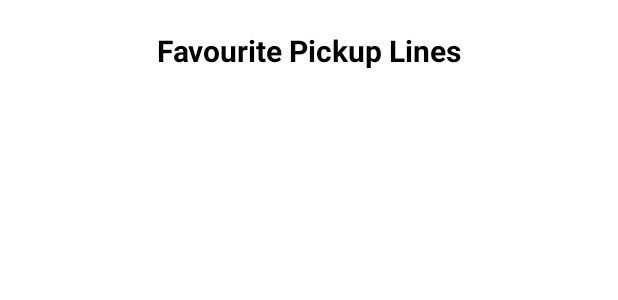
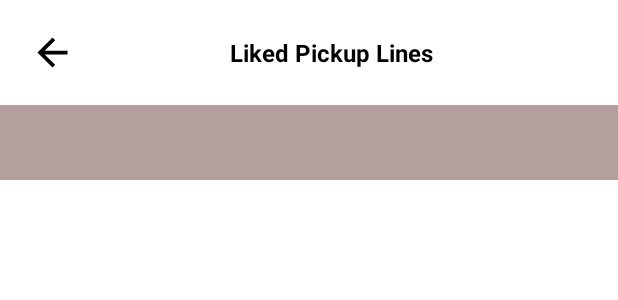
Before and after one commit to GmdDev074/Pickup-Lines, an Android app: the layout activity_like.xml on its own in the app's theme, with its tools: preview values and no code run, on a phone screen of 412 x 824 dp. Shown: the top 300 px of the screen. Run offline under Robolectric (Android 15) with nearby library versions, the phone set to English and light mode, and no system bars.

Commit message:
save, like, share, copy, unlike

```diff
--- a/app/src/main/res/layout/activity_like.xml
+++ b/app/src/main/res/layout/activity_like.xml
@@ -2,26 +2,85 @@
 <androidx.constraintlayout.widget.ConstraintLayout xmlns:android="http://schemas.android.com/apk/res/android"
     xmlns:app="http://schemas.android.com/apk/res-auto"
     xmlns:tools="http://schemas.android.com/tools"
+    xmlns:ads="http://schemas.android.com/apk/res-auto"
     android:id="@+id/main"
     android:layout_width="match_parent"
     android:layout_height="match_parent"
     android:background="@color/white"
     tools:context=".Activities.LikeActivity">
 
-    <TextView
-        android:id="@+id/textView2"
+    <androidx.constraintlayout.widget.ConstraintLayout
+        android:id="@+id/constraintLayout2"
         android:layout_width="match_parent"
         android:layout_height="wrap_content"
-        android:gravity="center_horizontal"
-        android:padding="20dp"
-        android:text="Favourite Pickup Lines"
-        android:textColor="@color/black"
-        android:textSize="20sp"
-        android:textStyle="bold"
+        android:paddingHorizontal="20dp"
+        android:paddingVertical="20dp"
+        app:layout_constraintTop_toTopOf="parent">
+
+        <ImageView
+            android:id="@+id/imageBack1"
+            android:layout_width="30dp"
+            android:layout_height="30dp"
+            android:src="@drawable/arr_back"
+            app:layout_constraintBottom_toBottomOf="parent"
+            app:layout_constraintStart_toStartOf="parent"
+            app:layout_constraintTop_toTopOf="parent" />
+
+        <TextView
+            android:id="@+id/typeText"
+            android:layout_width="wrap_content"
+            android:layout_height="wrap_content"
+            android:text="Liked Pickup Lines"
+            android:textColor="@color/black"
+            android:textSize="16sp"
+            android:textStyle="bold"
+            app:layout_constraintBottom_toBottomOf="parent"
+            app:layout_constraintEnd_toEndOf="parent"
+            app:layout_constraintStart_toEndOf="@+id/imageBack1"
+            app:layout_constraintTop_toTopOf="parent"
+            tools:ignore="HardcodedText" />
+
+    </androidx.constraintlayout.widget.ConstraintLayout>
+
+    <androidx.constraintlayout.widget.ConstraintLayout
+        android:id="@+id/constraintLayout4"
+        android:layout_width="match_parent"
+        android:layout_height="wrap_content"
         app:layout_constraintEnd_toEndOf="parent"
         app:layout_constraintStart_toStartOf="parent"
-        app:layout_constraintTop_toTopOf="parent"
-        tools:ignore="HardcodedText" />
+        app:layout_constraintTop_toBottomOf="@+id/constraintLayout2">
+
+        <com.facebook.shimmer.ShimmerFrameLayout
+            android:id="@+id/shimmer_ad_container"
+            android:layout_width="match_parent"
+            android:layout_height="50dp"
+            app:layout_constraintBottom_toBottomOf="parent"
+            app:layout_constraintEnd_toEndOf="parent"
+            app:layout_constraintStart_toStartOf="parent"
+            app:layout_constraintTop_toTopOf="parent"
+            app:shimmer_auto_start="true"
+            app:shimmer_duration="1500">
+
+            <View
+                android:id="@+id/shimmer_placeholder"
+                android:layout_width="match_parent"
+                android:layout_height="wrap_content"
+                android:background="@color/shimmer_placeholder_color" />
+        </com.facebook.shimmer.ShimmerFrameLayout>
+
+        <com.google.android.gms.ads.AdView
+            android:id="@+id/adView"
+            android:layout_width="match_parent"
+            android:layout_height="wrap_content"
+            android:visibility="visible"
+            ads:adSize="BANNER"
+            ads:adUnitId="ca-app-pub-3940256099942544/6300978111"
+            app:layout_constraintBottom_toBottomOf="@+id/shimmer_ad_container"
+            app:layout_constraintEnd_toEndOf="parent"
+            app:layout_constraintStart_toStartOf="parent"
+            app:layout_constraintTop_toTopOf="@+id/shimmer_ad_container" />
+
+    </androidx.constraintlayout.widget.ConstraintLayout>
 
     <androidx.recyclerview.widget.RecyclerView
         android:id="@+id/recyclerViewLiked"
@@ -30,6 +89,6 @@
         app:layout_constraintBottom_toBottomOf="parent"
         app:layout_constraintEnd_toEndOf="parent"
         app:layout_constraintStart_toStartOf="parent"
-        app:layout_constraintTop_toBottomOf="@+id/textView2" />
+        app:layout_constraintTop_toBottomOf="@+id/constraintLayout4" />
 
 </androidx.constraintlayout.widget.ConstraintLayout>
```
Also changed, not shown: app/src/main/java/com/example/pickuplines/Activities/LikeActivity.kt (+61 -0 lines).
